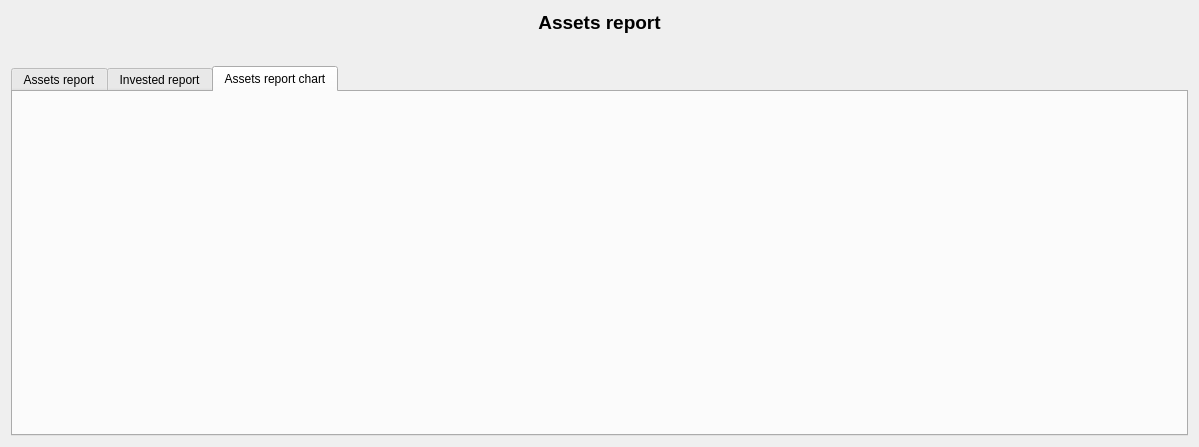
Before: the Qt Designer form ui/wdgAPR.ui in turulomio/xulpymoney, drawn with Qt 5.
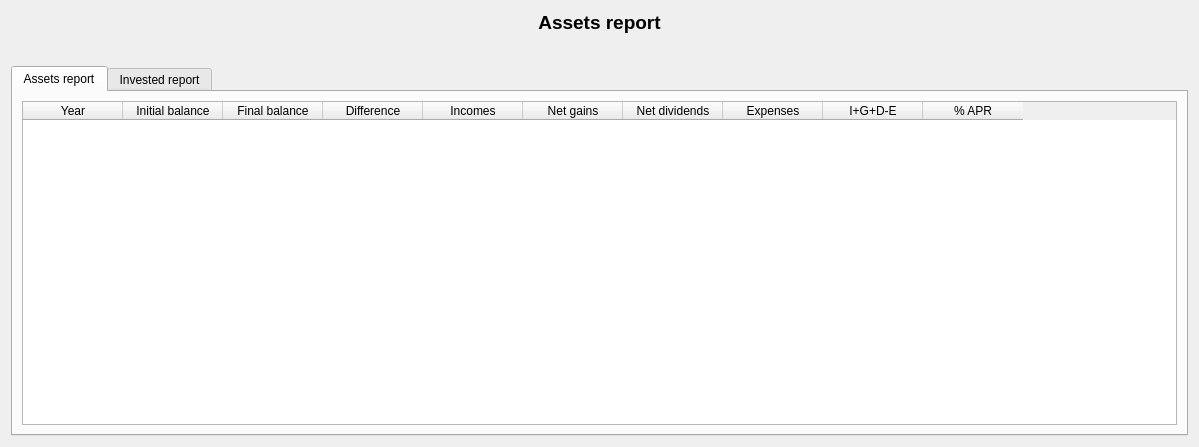
After: the same form once the commit is applied. The open tabs and pages were chosen to show the change. Icons and pictures are not drawn. Custom widgets are drawn as their Qt base class.

Commit message: Removed innecesary graph

What changed in the file:
```diff
--- a/ui/wdgAPR.ui
+++ b/ui/wdgAPR.ui
@@ -240,20 +240,6 @@
          </item>
         </layout>
        </widget>
-       <widget class="QWidget" name="tabChart">
-        <attribute name="icon">
-         <iconset resource="../images/xulpymoney.qrc">
-          <normaloff>:/xulpymoney/pie.png</normaloff>:/xulpymoney/pie.png</iconset>
-        </attribute>
-        <attribute name="title">
-         <string>Assets report chart</string>
-        </attribute>
-        <layout class="QHBoxLayout" name="horizontalLayout_3">
-         <item>
-          <layout class="QVBoxLayout" name="tabGraph"/>
-         </item>
-        </layout>
-       </widget>
       </widget>
      </item>
     </layout>
```
Left out of the diff: 2 changed lines with no effect on the pictures. The commit also changes 2 other files.
